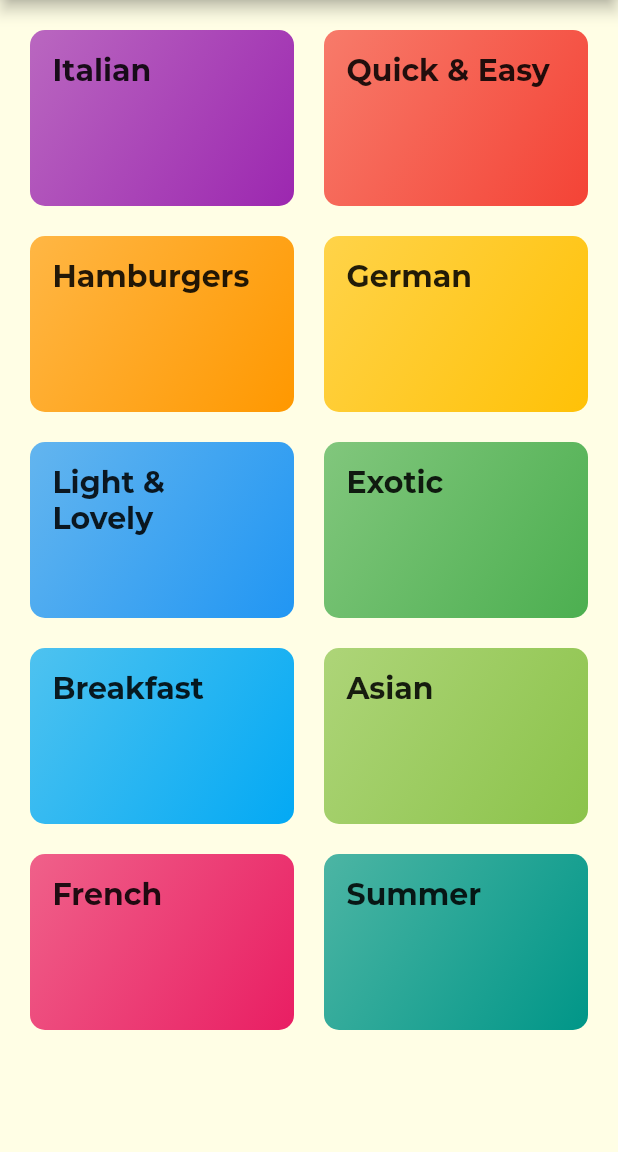
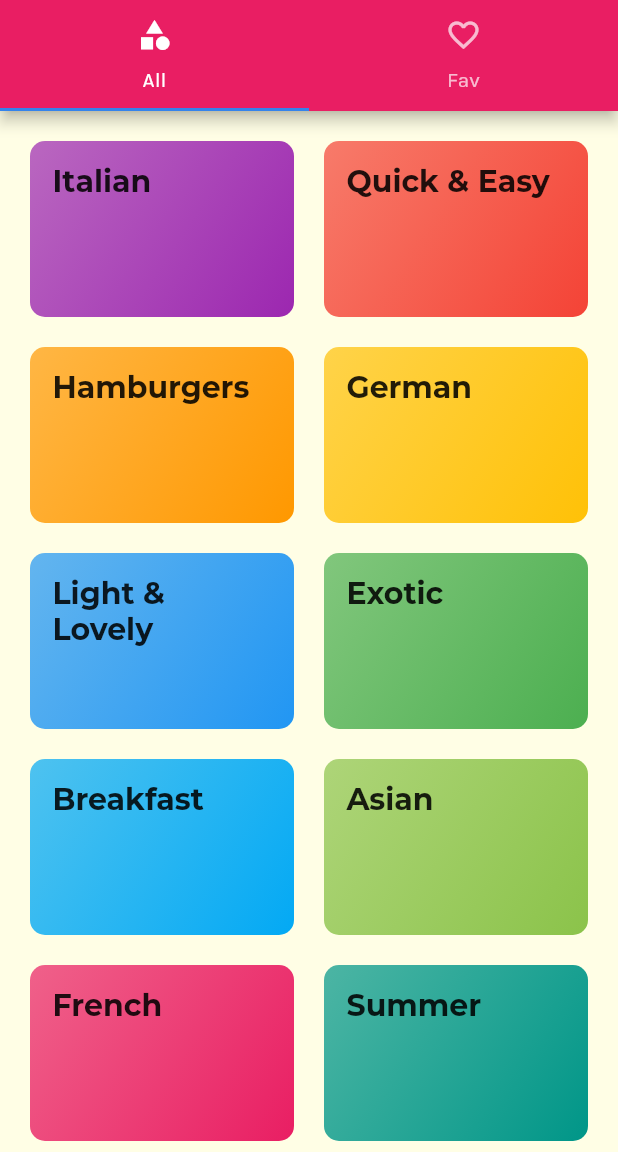
Before and after one commit to ashishs07/meals, a Flutter app: the screen it shows after launch, on a phone screen of 412 x 824 dp, the part 84-1236 px from its top. Run offline on Flutter 3.47's test engine with Material 2 defaults, Android fonts, the phone set to English and light mode, and no system bars; project files that could hold a hidden picture were left out.

Commit message:
Added TabBar

```diff
--- a/lib/main.dart
+++ b/lib/main.dart
@@ -3,6 +3,7 @@ import 'package:flutter/material.dart';
 import './screens/category_screens.dart';
 import './screens/category_item_screens.dart';
 import './screens/meal_detail_screen.dart';
+import './screens/tabs_screen.dart';
 
 void main() => runApp(MyApp());
 
@@ -26,7 +27,7 @@ class MyApp extends StatelessWidget {
         ),
       ),
       routes: {
-        '/': (ctx) => CategoryScreens(),
+        '/': (ctx) => TabsScreen(),
         CategoryItemScreens.routeName: (ctx) => CategoryItemScreens(),
         MealDetailScreen.routeName: (ctx) => MealDetailScreen(),
       },
--- a/lib/screens/category_screens.dart
+++ b/lib/screens/category_screens.dart
@@ -6,11 +6,7 @@ import '../widgets/category_item.dart';
 class CategoryScreens extends StatelessWidget {
   @override
   Widget build(BuildContext context) {
-    return Scaffold(
-      appBar: AppBar(
-        title: Text('Meals'),
-      ),
-      body: GridView(
+    return GridView(
       padding: const EdgeInsets.all(20),
       children: DUMMY_CATEGORIES.map((one) {
         return CategoryItem(
@@ -25,7 +21,6 @@ class CategoryScreens extends StatelessWidget {
         crossAxisSpacing: 20,
         mainAxisSpacing: 20,
       ),
-      ),
     );
   }
 }
--- /dev/null
+++ b/lib/screens/tabs_screen.dart
@@ -0,0 +1,41 @@
+import 'package:flutter/material.dart';
+
+import './category_screens.dart';
+import './favourite_screen.dart';
+
+class TabsScreen extends StatefulWidget {
+  @override
+  _TabsScreenState createState() => _TabsScreenState();
+}
+
+class _TabsScreenState extends State<TabsScreen> {
+  @override
+  Widget build(BuildContext context) {
+    return DefaultTabController(
+      length: 2,
+      child: Scaffold(
+        appBar: AppBar(
+          title: Text('Meals'),
+          bottom: TabBar(
+            tabs: <Widget>[
+              Tab(
+                icon: Icon(Icons.category),
+                text: 'All',
+              ),
+              Tab(
+                icon: Icon(Icons.favorite_border),
+                text: 'Fav',
+              ),
+            ],
+          ),
+        ),
+        body: TabBarView(
+          children: <Widget>[
+            CategoryScreens(),
+            FavouriteScreen(),
+          ],
+        ),
+      ),
+    );
+  }
+}
--- a/lib/widgets/category_item.dart
+++ b/lib/widgets/category_item.dart
@@ -12,6 +12,18 @@ class CategoryItem extends StatelessWidget {
     @required this.categoryColor,
   });
 
+  BoxDecoration _buildBoxDecoration() {
+    return BoxDecoration(
+      borderRadius: BorderRadius.circular(10),
+      color: categoryColor,
+      gradient: LinearGradient(
+        colors: [categoryColor.withOpacity(0.7), categoryColor],
+        begin: Alignment.topLeft,
+        end: Alignment.bottomRight,
+      ),
+    );
+  }
+
   @override
   Widget build(BuildContext context) {
     return InkWell(
@@ -21,15 +33,7 @@ class CategoryItem extends StatelessWidget {
           categoryTitle,
           style: Theme.of(context).textTheme.title,
         ),
-        decoration: BoxDecoration(
-          borderRadius: BorderRadius.circular(10),
-          color: categoryColor,
-          gradient: LinearGradient(
-            colors: [categoryColor.withOpacity(0.7), categoryColor],
-            begin: Alignment.topLeft,
-            end: Alignment.bottomRight,
-          ),
-        ),
+        decoration: _buildBoxDecoration(),
       ),
       onTap: () => Navigator.of(context)
           .pushNamed(CategoryItemScreens.routeName, arguments: {
```
Also changed, not shown: lib/screens/favourite_screen.dart (added, +10 -0 lines), lib/screens/meal_detail_screen.dart (+78 -51 lines), lib/screens/meal_extra_detail.dart (added, +18 -0 lines), lib/widgets/meal_item.dart (+35 -27 lines). Lines whose indentation alone changed are shown as unchanged.
